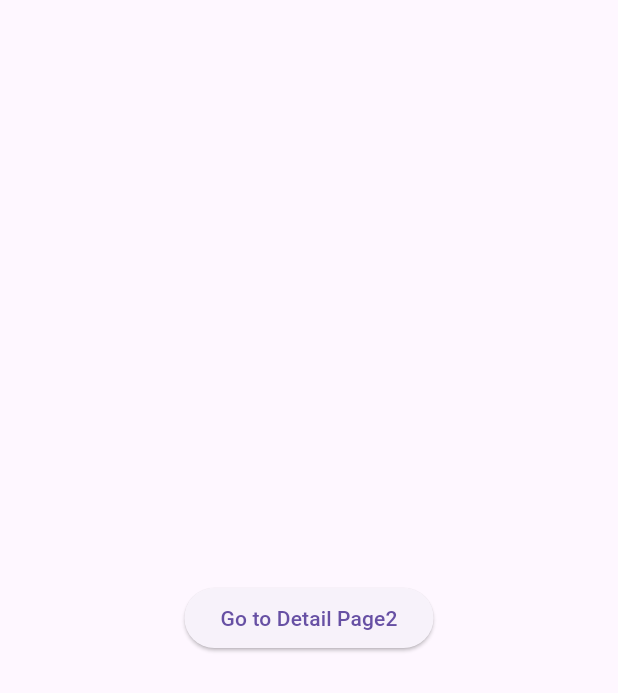
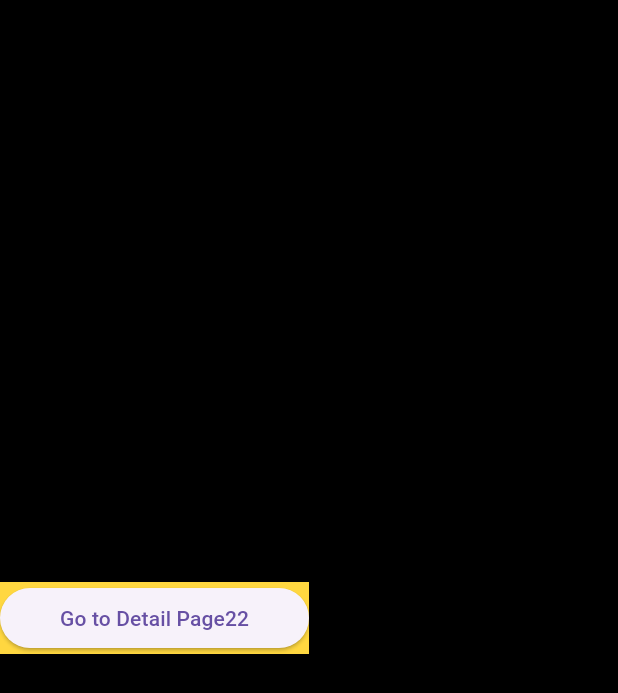
Before and after one commit to chidchanokck01/flutter_bloc_001, a Flutter app: the screen it shows after launch, on a phone screen of 412 x 824 dp. Shown: the top 693 px of the screen. Run offline on Flutter 3.47's test engine with Material 3 defaults, Android fonts, the light colour scheme and no system bars; our stand-ins replace bloc, equatable, flutter_bloc.

Commit message:
create hompage

```diff
--- a/lib/cubit/navigation_state.dart
+++ b/lib/cubit/navigation_state.dart
@@ -4,19 +4,20 @@ abstract class NavigationState extends Equatable {
   const NavigationState();
   @override
   List<Object?> get props => [];
+  Color? get colorBg => Colors.black;
 }
 
 class HomePageState extends NavigationState {
-  final String? extraPageContent;
-  const HomePageState([this.extraPageContent]);
-  @override
-  List<Object?> get props => [extraPageContent];
+  // final String? extraPageContent;
+  // const HomePageState([this.extraPageContent]);
+  // @override
+  // List<Object?> get props => [extraPageContent];
 }
 
 class DetailPageState extends NavigationState {
-  final String? extraPageContent;
-  const DetailPageState([this.extraPageContent]);
+  final Color? colorContent;
+  const DetailPageState(this.colorContent);
 
   @override
-  List<Object?> get props => [extraPageContent];
+  Color? get colorBg => colorContent;
 }
--- a/lib/detailpage/bloc/detailpage_state.dart
+++ b/lib/detailpage/bloc/detailpage_state.dart
@@ -8,3 +8,5 @@ sealed class DetailpageState extends Equatable {
 }
 
 final class DetailpageInitial extends DetailpageState {}
+
+final class DetailpageLoaded extends DetailpageState {}
--- a/lib/homepage/bloc/homepage_bloc.dart
+++ b/lib/homepage/bloc/homepage_bloc.dart
@@ -1,5 +1,6 @@
 import 'package:bloc/bloc.dart';
 import 'package:equatable/equatable.dart';
+import 'package:flutter/material.dart';
 
 part 'homepage_event.dart';
 part 'homepage_state.dart';
@@ -8,6 +9,7 @@ class HomepageBloc extends Bloc<HomepageEvent, HomepageState> {
   HomepageBloc() : super(HomepageInitial()) {
     on<HomepageEvent>((event, emit) {
       // TODO: implement event handler
+      print(state);
     });
   }
 }
--- a/lib/main.dart
+++ b/lib/main.dart
@@ -1,12 +1,7 @@
 import 'package:flutter/material.dart';
 import 'package:flutter_bloc/flutter_bloc.dart';
 import 'package:flutter_bloc_001/cubit/navigation_cubit.dart';
-import 'package:flutter_bloc_001/detailpage/bloc/detailpage_bloc.dart';
-import 'package:flutter_bloc_001/homepage/bloc/homepage_bloc.dart';
-import 'package:flutter_bloc_001/page/detail_page.dart';
 import 'package:flutter_bloc_001/page/home_page.dart';
-import 'package:flutter_bloc_001/root_router.dart';
-import 'package:go_router/go_router.dart';
 
 void main() {
   runApp(MyApp());
@@ -15,55 +10,17 @@ void main() {
 class MyApp extends StatelessWidget {
   MyApp({super.key});
 
-  // final GlobalKey<NavigatorState> navigatorKey = GlobalKey<NavigatorState>();
+  final GlobalKey<NavigatorState> navigatorKey = GlobalKey<NavigatorState>();
 
   @override
-  Widget build(BuildContext context) {
-    return MaterialApp(
-        home: MultiBlocProvider(
-      providers: [
-        BlocProvider<NavigationCubit>(
-          create: (BuildContext context) => NavigationCubit(),
-        ),
-      ],
-      child: HomePage(),
-    ));
-  }
+  Widget build(BuildContext context) => MultiBlocProvider(
+          providers: [
+            BlocProvider(
+              create: (context) => NavigationCubit(),
+              child: const HomePage(),
+            ),
+          ],
+          child: MaterialApp(
+            home: const HomePage(),
+          ));
 }
-
-//   @override
-//   Widget build(BuildContext context) => MultiBlocProvider(
-//           providers: [
-//             BlocProvider(
-//               create: (context) => NavigationCubit(),
-//               child: const HomePage(),
-//             ),
-//           ],
-//           child: MaterialApp(
-//               theme: ThemeData.from(
-//                 colorScheme: ColorScheme.fromSwatch(
-//                   primarySwatch: Colors.blue,
-//                 ).copyWith(secondary: Colors.yellow),
-//               ),
-//               home: MaterialApp(
-//                   home: BlocProvider(
-//                       create: (_) => NavigationCubit(),
-//                       child: MaterialApp.router(
-//                         routerConfig: GoRouter(routes: [
-//                           GoRoute(
-//                             path: '/',
-//                             pageBuilder: (context, state) => MaterialPage<void>(
-//                               key: state.pageKey,
-//                               child: const HomePage(),
-//                             ),
-//                           ),
-//                           GoRoute(
-//                             path: '/detail',
-//                             pageBuilder: (context, state) => MaterialPage<void>(
-//                               key: state.pageKey,
-//                               child: const DetailPage(),
-//                             ),
-//                           )
-//                         ]),
-//                       )))));
-// }
--- a/lib/page/home_page.dart
+++ b/lib/page/home_page.dart
@@ -1,6 +1,8 @@
 import 'package:flutter/material.dart';
 import 'package:flutter_bloc/flutter_bloc.dart';
 import 'package:flutter_bloc_001/cubit/navigation_cubit.dart';
+import 'package:flutter_bloc_001/homepage/bloc/homepage_bloc.dart';
+import 'package:flutter_bloc_001/page/detail_page.dart';
 
 class HomePage extends StatelessWidget {
   const HomePage({super.key});
@@ -10,18 +12,54 @@ class HomePage extends StatelessWidget {
     return BlocProvider(
         create: (context) => NavigationCubit(),
         child: BlocConsumer<NavigationCubit, NavigationState>(
-            listener: (context, state) {},
-            builder: (context, state) {
-              var cubit = NavigationCubit().goToDetail();
-              return Scaffold(
-                body: Center(
+            listener: (context, state) {
+          if (state is DetailPageState) {
+            // Navigator.of(context)
+            //     .push(MaterialPageRoute(builder: (BuildContext context) {
+            //   return const DetailPage();
+            // }));
+            print('state.colorBg');
+            print(state.colorBg);
+          }
+        }, builder: (context, state) {
+          // return Scaffold(
+          //   body: Center(
+          //     child: ElevatedButton(
+          //       onPressed: () => context.read<NavigationCubit>().goToDetail(),
+          //       child: const Text('Go to Detail Page22'),
+          //     ),
+          //   ),
+          // );
+          return Container(
+            color: Colors.black,
+            child: Row(
+              children: [
+                Expanded(
+                    child: Container(
+                  color: Colors.amberAccent,
                   child: ElevatedButton(
                     onPressed: () =>
                         context.read<NavigationCubit>().goToDetail(),
-                    child: const Text('Go to Detail Page2'),
+                    child: const Text('Go to Detail Page22'),
                   ),
-                ),
-              );
-            }));
+                )),
+                Expanded(
+                    child: Container(
+                  color: state.colorBg,
+                  // child: ,
+                ))
+              ],
+            ),
+          );
+        }));
+
+    // return Scaffold(
+    //   body: Center(
+    //     child: ElevatedButton(
+    //       onPressed: () => context.read<NavigationCubit>().goToDetail(),
+    //       child: const Text('Go to Detail Page2'),
+    //     ),
+    //   ),
+    // );
   }
 }
```
Also changed, not shown: lib/cubit/navigation_cubit.dart (+17 -28 lines), lib/detailpage/bloc/detailpage_event.dart (+13 -2 lines), lib/homepage/bloc/homepage_event.dart (+15 -5 lines), lib/homepage/bloc/homepage_state.dart (+22 -5 lines), lib/page/detail_page.dart (+23 -0 lines), lib/page/splash_page.dart (added, +18 -0 lines), lib/root_router.dart (deleted, +0 -105 lines), lib/router.dart (added, +18 -0 lines), 1 other file.
